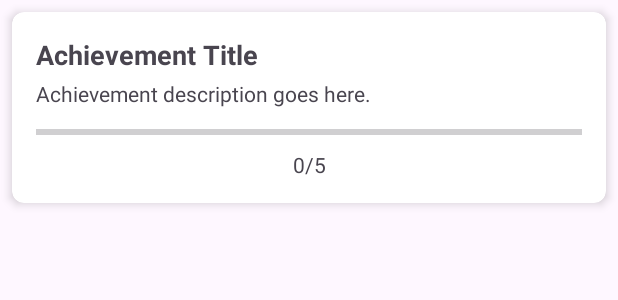
After one commit to KStanev03/CardGame, an Android app: the layout item_achievement.xml on its own in the app's theme, with its tools: preview values and no code run, on a phone screen of 412 x 824 dp. The commit adds this screen. Shown: the top 300 px of the screen. Run offline under Robolectric (Android 15) with nearby library versions, the light colour scheme and no system bars.

Commit message:
ACHIEVEMENTS-history-added

```diff
--- /dev/null
+++ b/app/src/main/res/layout/item_achievement.xml
@@ -0,0 +1,57 @@
+<?xml version="1.0" encoding="utf-8"?>
+<androidx.cardview.widget.CardView xmlns:android="http://schemas.android.com/apk/res/android"
+    xmlns:app="http://schemas.android.com/apk/res-auto"
+    android:layout_width="match_parent"
+    android:layout_height="wrap_content"
+    android:layout_margin="8dp"
+    app:cardCornerRadius="8dp"
+    app:cardElevation="4dp">
+
+    <androidx.constraintlayout.widget.ConstraintLayout
+        android:layout_width="match_parent"
+        android:layout_height="wrap_content"
+        android:padding="16dp">
+
+        <TextView
+            android:id="@+id/achievementTitleTextView"
+            android:layout_width="0dp"
+            android:layout_height="wrap_content"
+            android:text="Achievement Title"
+            android:textSize="18sp"
+            android:textStyle="bold"
+            app:layout_constraintEnd_toEndOf="parent"
+            app:layout_constraintStart_toStartOf="parent"
+            app:layout_constraintTop_toTopOf="parent" />
+
+        <TextView
+            android:id="@+id/achievementDescriptionTextView"
+            android:layout_width="0dp"
+            android:layout_height="wrap_content"
+            android:layout_marginTop="4dp"
+            android:text="Achievement description goes here."
+            app:layout_constraintEnd_toEndOf="parent"
+            app:layout_constraintStart_toStartOf="parent"
+            app:layout_constraintTop_toBottomOf="@+id/achievementTitleTextView" />
+
+        <ProgressBar
+            android:id="@+id/achievementProgressBar"
+            style="?android:attr/progressBarStyleHorizontal"
+            android:layout_width="0dp"
+            android:layout_height="wrap_content"
+            android:layout_marginTop="8dp"
+            app:layout_constraintEnd_toEndOf="parent"
+            app:layout_constraintStart_toStartOf="parent"
+            app:layout_constraintTop_toBottomOf="@+id/achievementDescriptionTextView" />
+
+        <TextView
+            android:id="@+id/achievementProgressTextView"
+            android:layout_width="wrap_content"
+            android:layout_height="wrap_content"
+            android:layout_marginTop="4dp"
+            android:text="0/5"
+            app:layout_constraintEnd_toEndOf="parent"
+            app:layout_constraintStart_toStartOf="parent"
+            app:layout_constraintTop_toBottomOf="@+id/achievementProgressBar" />
+
+    </androidx.constraintlayout.widget.ConstraintLayout>
+</androidx.cardview.widget.CardView>
```
Also changed, not shown: app/src/main/java/com/example/cardgame/AchievementActivity.kt (added, +79 -0 lines), app/src/main/java/com/example/cardgame/GameActivity.kt (+27 -40 lines), app/src/main/java/com/example/cardgame/GameCompetitionHandler.kt (added, +81 -0 lines), app/src/main/java/com/example/cardgame/HomePage.kt (+23 -0 lines), app/src/main/java/com/example/cardgame/adapters/AchievmentAdapter.kt (added, +71 -0 lines), app/src/main/java/com/example/cardgame/datamanager/achievement/AchievmentManager.kt (added, +191 -0 lines), app/src/main/res/layout/activity_achievement.xml (added, +98 -0 lines), app/src/main/res/layout/activity_home_page.xml (+17 -0 lines).
